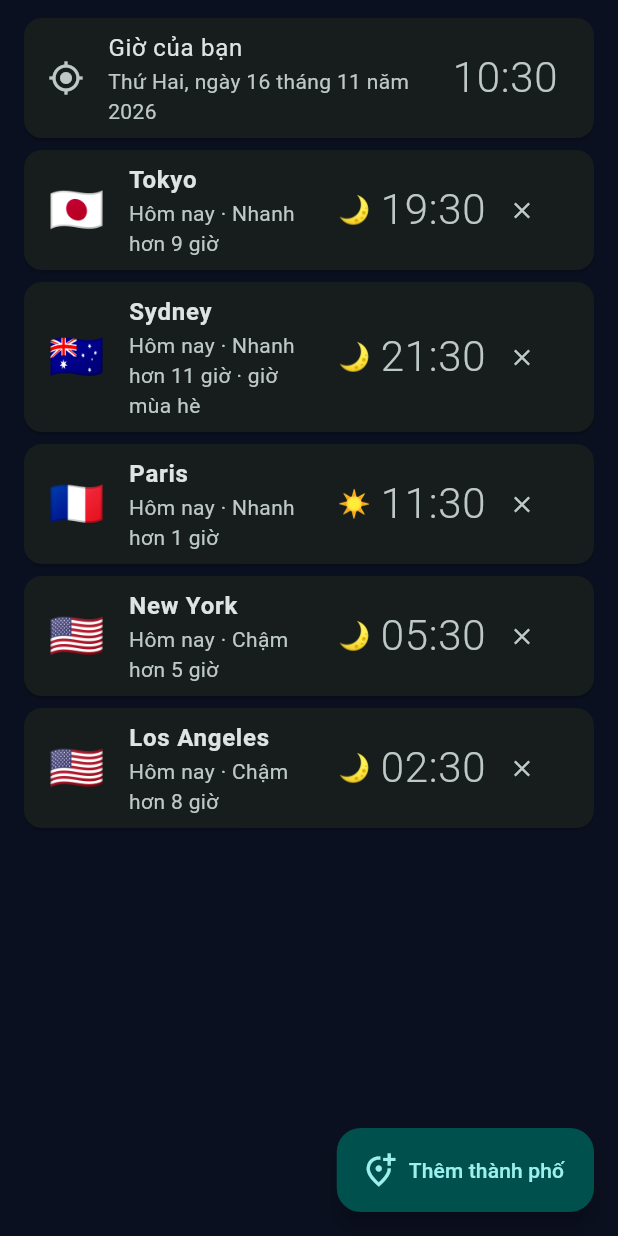
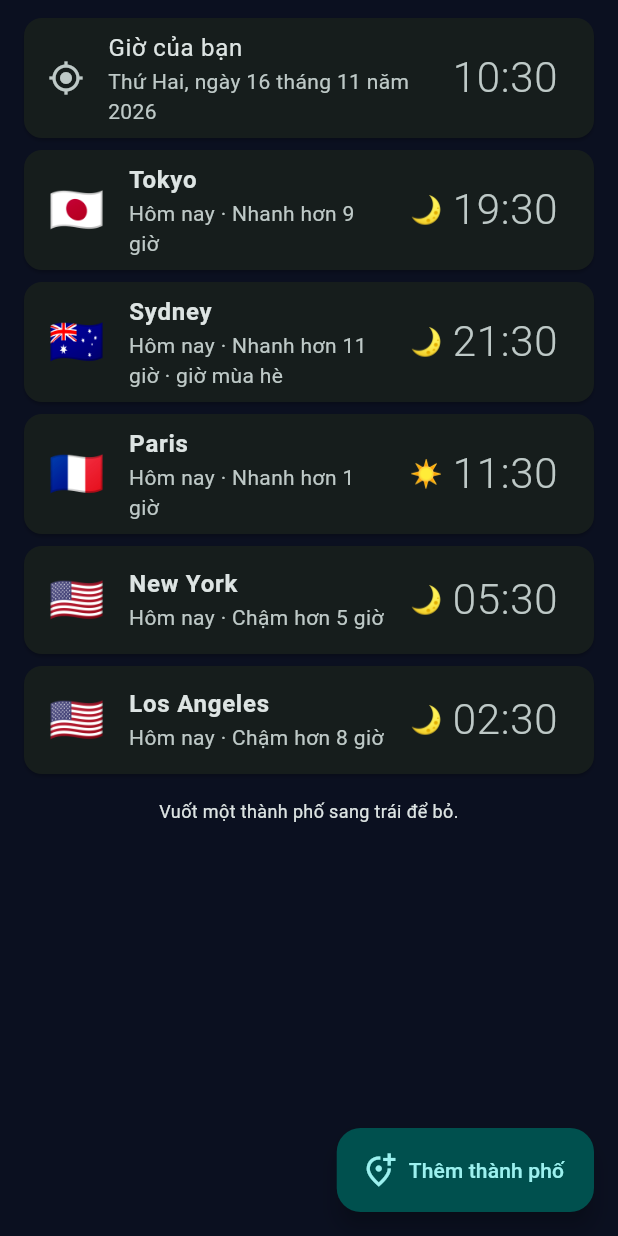
Before and after one commit to anthienlong2020/dream-watch-web, a Flutter app: the WorldClockView screen opened directly, on a phone screen of 412 x 824 dp. Run offline on Flutter 3.47's test engine with Material 3 defaults, Android fonts, the phone set to English and light mode, and no system bars; our stand-ins replace audioplayers, file_picker, shared_preferences, wakelock_plus, web; missing offline and left inert: dart:js_interop, dart:ui_web; accounts and stored records are empty.

Commit message:
Giờ thế giới: vuốt để bỏ thành phố, chữ không bị chật
Co-Authored-By: Claude Opus 5.5 <noreply@anthropic.com>
Claude-Session: https://claude.ai/code/session_01NiCjr4G382jmmSCaKoMmnR

```diff
--- a/lib/screens/world_clock_view.dart
+++ b/lib/screens/world_clock_view.dart
@@ -44,6 +44,12 @@ class WorldClockView extends StatelessWidget {
                         textAlign: TextAlign.center),
                   ),
                 for (final c in cities) _CityTile(city: c, now: now, localOffset: localOffset),
+                if (cities.isNotEmpty)
+                  const Padding(
+                    padding: EdgeInsets.all(12),
+                    child: Text('Vuốt một thành phố sang trái để bỏ.',
+                        textAlign: TextAlign.center, style: TextStyle(fontSize: 12)),
+                  ),
               ],
             );
           },
@@ -68,7 +74,16 @@ class _CityTile extends StatelessWidget {
     final dd = theirDay.difference(myDay).inDays;
     final dayText = dd == 0 ? 'Hôm nay' : (dd > 0 ? 'Ngày mai' : 'Hôm qua');
     final night = t.hour < 6 || t.hour >= 18;
-    return Card(
+    return Dismissible(
+      key: ValueKey(city.id),
+      direction: DismissDirection.endToStart,
+      background: Container(
+        alignment: Alignment.centerRight,
+        padding: const EdgeInsets.only(right: 20),
+        child: const Icon(Icons.delete_outline),
+      ),
+      onDismissed: (_) => app.removeWorldCity(city.id),
+      child: Card(
       child: ListTile(
         leading: Text(city.flag, style: const TextStyle(fontSize: 30)),
         title: Text(city.name, style: const TextStyle(fontWeight: FontWeight.w600)),
@@ -82,13 +97,9 @@ class _CityTile extends StatelessWidget {
             Text('${two(t.hour)}:${two(t.minute)}',
                 style: const TextStyle(fontSize: 28, fontWeight: FontWeight.w300,
                     fontFeatures: [FontFeature.tabularFigures()])),
-            IconButton(
-              tooltip: 'Bỏ',
-              icon: const Icon(Icons.close, size: 18),
-              onPressed: () => app.removeWorldCity(city.id),
-            ),
           ],
         ),
+      ),
       ),
     );
   }
```
